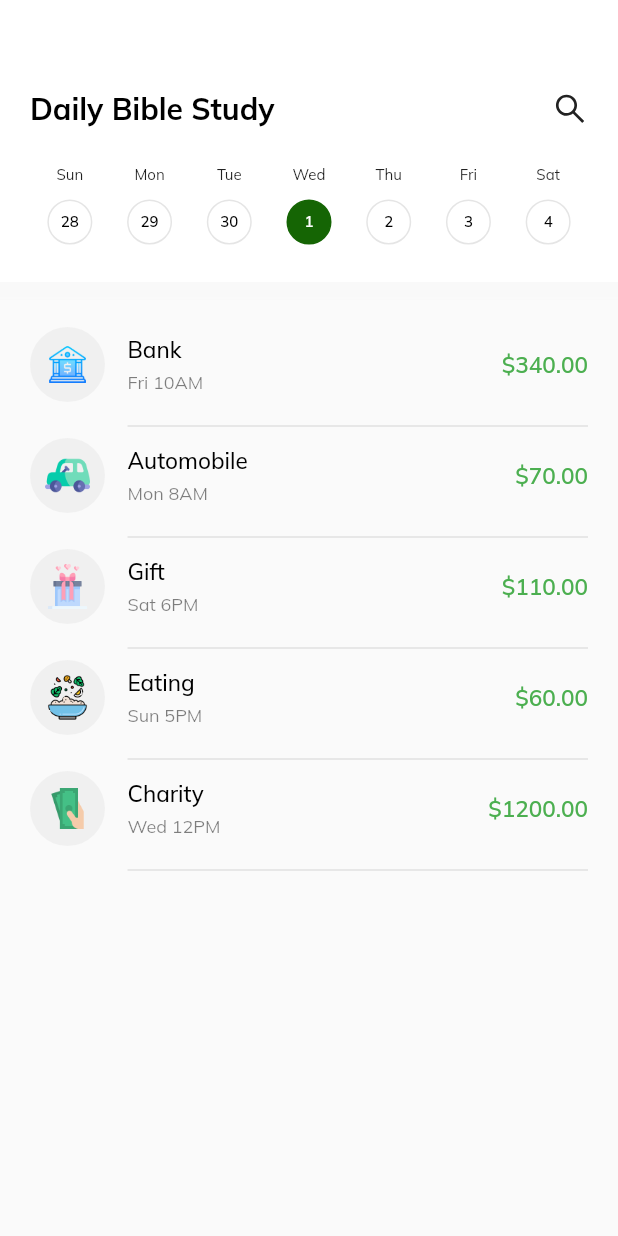
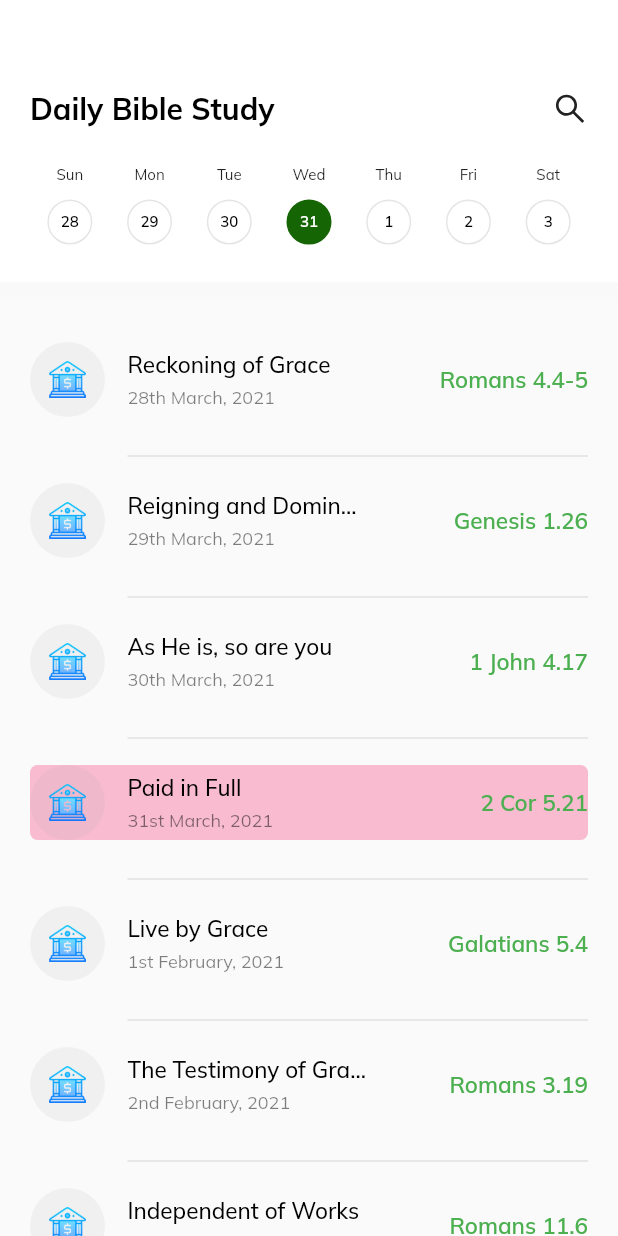
Before and after one commit to cyenite/dekut_cu, a Flutter app: the DailyPage screen opened directly, on a phone screen of 412 x 824 dp. Run offline on Flutter 3.47's test engine with Material 2 defaults, Android fonts, the phone set to English and light mode, and no system bars; our stand-ins replace animated_bottom_navigation_bar, firebase_auth, firebase_core, fl_chart, flutter_icons, font_awesome_flutter and 3 more; missing offline and left inert: lit_firebase_auth; accounts and stored records are empty.

Commit message:
Daily Devotions Page

```diff
--- a/lib/json/daily_json.dart
+++ b/lib/json/daily_json.dart
@@ -1,32 +1,44 @@
 const List daily = [
   {
     "icon": "assets/images/bank.png",
-    "name": "Bank",
-    "date": "Fri 10AM",
-    "price": "\$340.00"
+    "title": "Reckoning of Grace",
+    "date": "28th March, 2021",
+    "book": "Romans 4.4-5"
   },
   {
-    "icon": "assets/images/auto.png",
-    "name": "Automobile",
-    "date": "Mon 8AM",
-    "price": "\$70.00"
+    "icon": "assets/images/bank.png",
+    "title": "Reigning and Dominating",
+    "date": "29th March, 2021",
+    "book": "Genesis 1.26"
   },
   {
-    "icon": "assets/images/gift.png",
-    "name": "Gift",
-    "date": "Sat 6PM",
-    "price": "\$110.00"
+    "icon": "assets/images/bank.png",
+    "title": "As He is, so are you ",
+    "date": "30th March, 2021",
+    "book": "1 John 4.17"
   },
   {
-    "icon": "assets/images/eating.png",
-    "name": "Eating",
-    "date": "Sun 5PM",
-    "price": "\$60.00"
+    "icon": "assets/images/bank.png",
+    "title": "Paid in Full",
+    "date": "31st March, 2021",
+    "book": "2 Cor 5.21"
   },
   {
-    "icon": "assets/images/charity.png",
-    "name": "Charity",
-    "date": "Wed 12PM",
-    "price": "\$1200.00"
-  }
+    "icon": "assets/images/bank.png",
+    "title": "Live by Grace",
+    "date": "1st February, 2021",
+    "book": "Galatians 5.4"
+  },
+  {
+    "icon": "assets/images/bank.png",
+    "title": "The Testimony of Grace",
+    "date": "2nd February, 2021",
+    "book": "Romans 3.19"
+  },
+  {
+    "icon": "assets/images/bank.png",
+    "title": "Independent of Works",
+    "date": "3rd February, 2021",
+    "book": "Romans 11.6"
+  },
 ];
--- a/lib/json/day_month.dart
+++ b/lib/json/day_month.dart
@@ -2,16 +2,16 @@ List days = [
   {"label": "Sun", "day": "28"},
   {"label": "Mon", "day": "29"},
   {"label": "Tue", "day": "30"},
-  {"label": "Wed", "day": "1"},
-  {"label": "Thu", "day": "2"},
-  {"label": "Fri", "day": "3"},
-  {"label": "Sat", "day": "4"},
+  {"label": "Wed", "day": "31"},
+  {"label": "Thu", "day": "1"},
+  {"label": "Fri", "day": "2"},
+  {"label": "Sat", "day": "3"},
 ];
 List months = [
-  {"label": "2018", "day": "Jan"},
-  {"label": "2018", "day": "Feb"},
-  {"label": "2018", "day": "Mar"},
-  {"label": "2018", "day": "Apr"},
-  {"label": "2018", "day": "May"},
-  {"label": "2018", "day": "Jun"},
+  {"label": "2021", "day": "Jan"},
+  {"label": "2021", "day": "Feb"},
+  {"label": "2021", "day": "Mar"},
+  {"label": "2021", "day": "Apr"},
+  {"label": "2021", "day": "May"},
+  {"label": "2021", "day": "Jun"},
 ];
--- a/lib/json/devotionals_json.dart
+++ b/lib/json/devotionals_json.dart
@@ -2,28 +2,28 @@ import 'package:dekut_cu/theme/colors.dart';
 
 const List monthly_devotions = [
   {
-    "week": "week 1",
+    "month": "month 1",
     "title": "Far and Beyond",
     "completion_percentage": "45%",
     "percentage": 0.45,
     "color": green
   },
   {
-    "week": "week 2",
+    "month": "month 2",
     "title": "Divine Transformation I",
     "completion_percentage": "75%",
     "percentage": 0.75,
     "color": red
   },
   {
-    "week": "week 3",
+    "month": "month 3",
     "title": "Meeting Spiritual Needs",
     "completion_percentage": "90%",
     "percentage": 0.90,
     "color": blue
   },
   {
-    "week": "week 4",
+    "month": "month 4",
     "title": "Divine Transformation II",
     "completion_percentage": "20%",
     "percentage": 0.20,
--- a/lib/pages/daily_page.dart
+++ b/lib/pages/daily_page.dart
@@ -118,6 +118,7 @@ class _DailyPageState extends State<DailyPage> {
               return DailyDevotion(
                 size: size,
                 index: index,
+                selected: activeDay == index ? true : false,
               );
             })),
           ),
--- a/lib/pages/make_contribution.dart
+++ b/lib/pages/make_contribution.dart
@@ -1,4 +1,4 @@
-import 'package:dekut_cu/json/create_budget_json.dart';
+import 'package:dekut_cu/json/contribution_categories.dart';
 import 'package:dekut_cu/theme/colors.dart';
 import 'package:flutter/material.dart';
 import 'package:flutter_icons/flutter_icons.dart';
--- a/lib/pages/monthly_page.dart
+++ b/lib/pages/monthly_page.dart
@@ -44,7 +44,7 @@ class _BudgetPageState extends State<BudgetPage> {
                     mainAxisAlignment: MainAxisAlignment.spaceBetween,
                     children: [
                       Text(
-                        "Monthly Devotionals",
+                        "Quarterly Devotionals",
                         style: TextStyle(
                             fontSize: 20,
                             fontWeight: FontWeight.bold,
@@ -52,10 +52,6 @@ class _BudgetPageState extends State<BudgetPage> {
                       ),
                       Row(
                         children: [
-                          Icon(
-                            Icons.add,
-                            size: 25,
-                          ),
                           SizedBox(
                             width: 20,
                           ),
--- a/lib/widget/daily_devotion.dart
+++ b/lib/widget/daily_devotion.dart
@@ -5,12 +5,20 @@ import 'package:flutter/material.dart';
 class DailyDevotion extends StatelessWidget {
   final Size size;
   final int index;
-  DailyDevotion({@required this.size, @required this.index});
+  bool selected;
+  DailyDevotion(
+      {@required this.size, @required this.index, @required this.selected});
   @override
   Widget build(BuildContext context) {
     return Column(
       children: [
-        Row(
+        Container(
+          margin: EdgeInsets.only(top: 10, bottom: 10),
+          decoration: BoxDecoration(
+            borderRadius: BorderRadius.circular(5.0),
+            color: selected ? Colors.pink[100] : Colors.transparent,
+          ),
+          child: Row(
             mainAxisAlignment: MainAxisAlignment.spaceBetween,
             children: [
               Container(
@@ -40,7 +48,7 @@ class DailyDevotion extends StatelessWidget {
                         crossAxisAlignment: CrossAxisAlignment.start,
                         children: [
                           Text(
-                          daily[index]['name'],
+                            daily[index]['title'],
                             style: TextStyle(
                                 fontSize: 15,
                                 color: black,
@@ -68,7 +76,7 @@ class DailyDevotion extends StatelessWidget {
                   mainAxisAlignment: MainAxisAlignment.end,
                   children: [
                     Text(
-                    daily[index]['price'],
+                      daily[index]['book'],
                       style: TextStyle(
                           fontWeight: FontWeight.w600,
                           fontSize: 15,
@@ -78,6 +86,7 @@ class DailyDevotion extends StatelessWidget {
                 ),
               )
             ],
+          ),
         ),
         Padding(
           padding: const EdgeInsets.only(left: 65, top: 8),
--- a/lib/widget/monthly_devotion.dart
+++ b/lib/widget/monthly_devotion.dart
@@ -30,7 +30,7 @@ class MonthlyDevotion extends StatelessWidget {
             crossAxisAlignment: CrossAxisAlignment.start,
             children: [
               Text(
-                monthly_devotions[index]['week'],
+                monthly_devotions[index]['month'],
                 style: TextStyle(
                     fontWeight: FontWeight.w500,
                     fontSize: 13,
```
Also changed, not shown: lib/json/contribution_categories.dart (renamed from lib/json/create_budget_json.dart). Lines whose indentation alone changed are shown as unchanged.
